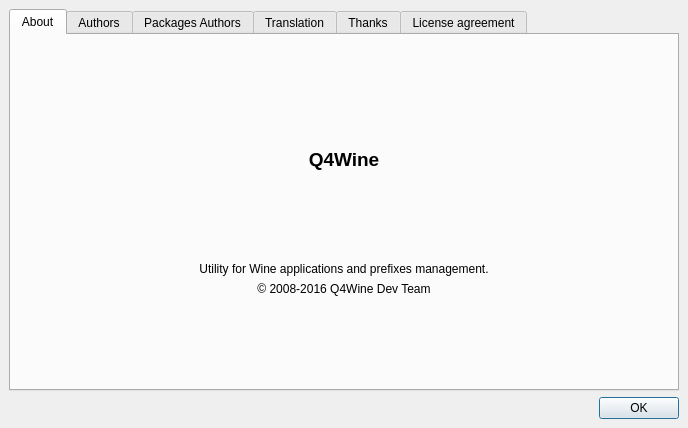
Old version of the form src/q4wine-gui/uis/About.ui in the repository brezerk/q4wine.
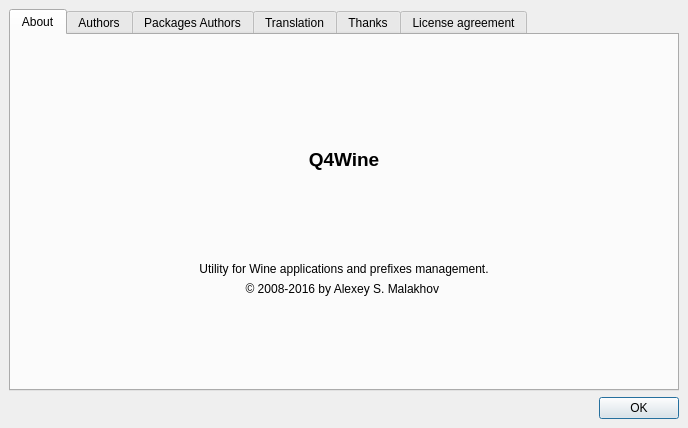
New version of the form. Icons and pictures are not drawn.

The edit to the form file:
```diff
--- a/src/q4wine-gui/uis/About.ui
+++ b/src/q4wine-gui/uis/About.ui
@@ -154,7 +154,7 @@
           <item>
            <widget class="QLabel" name="label_3">
             <property name="text">
-             <string notr="true">© 2008-2016 Q4Wine Dev Team</string>
+             <string notr="true">© 2008-2016 by Alexey S. Malakhov &lt;brezerk@gmail.com&gt;</string>
             </property>
             <property name="alignment">
              <set>Qt::AlignCenter</set>
```
Left out of the diff: 5 changed lines with no effect on the pictures.
